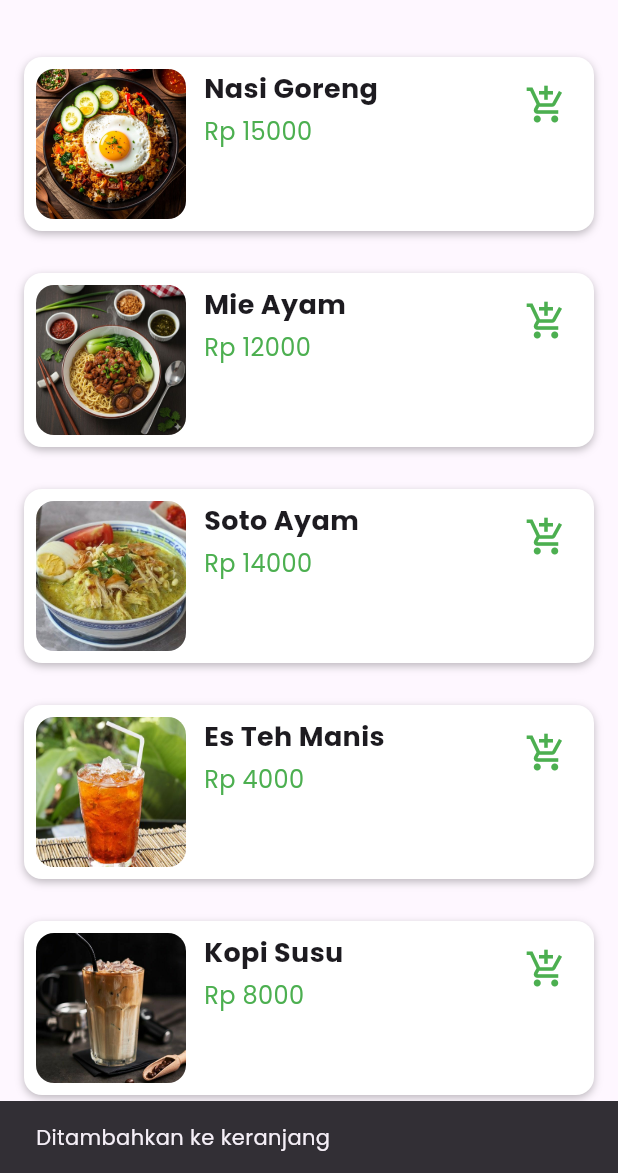
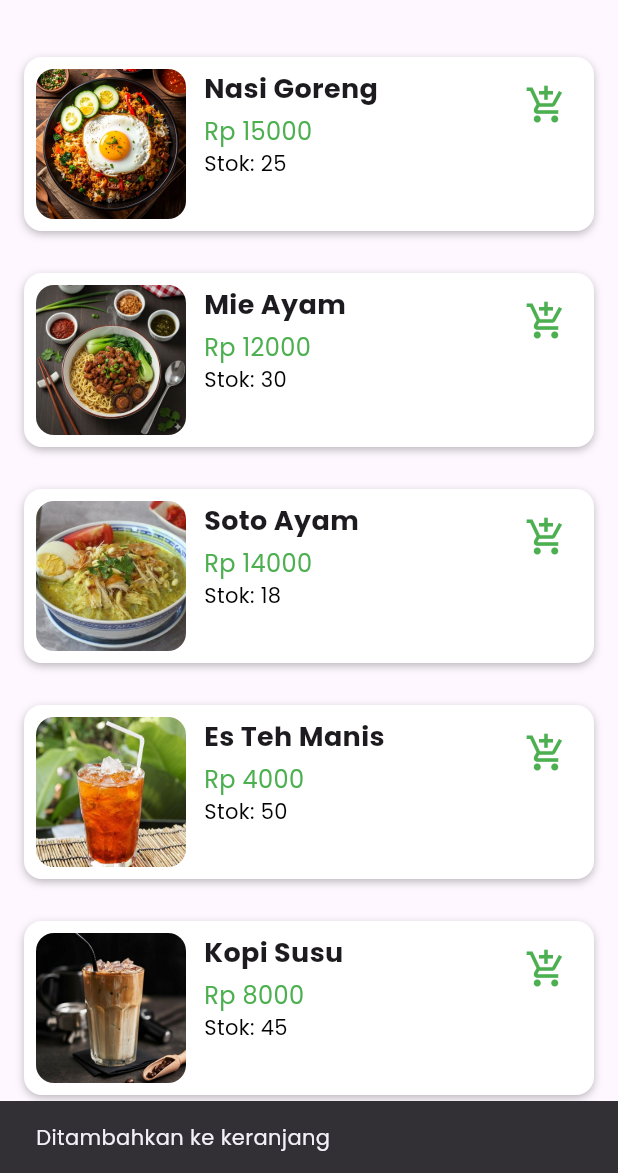
Before and after one commit to agglnxz/project_akhir_smartcanteen, a Flutter app: the HomeScreen_yossy screen opened by its route, after a tap on the "add shopping cart" icon, on a phone screen of 412 x 824 dp, the part 63-1236 px from its top. Run offline on Flutter 3.47's test engine with Material 3 defaults, Android fonts, the phone set to English and light mode, and no system bars; our stand-ins replace cloud_firestore, firebase_auth, firebase_core; accounts and stored records are empty.

Commit message:
commit2_cart_state

```diff
--- a/lib/screens/home_screen.dart
+++ b/lib/screens/home_screen.dart
@@ -1,6 +1,6 @@
 import 'package:flutter/material.dart';
 import 'package:provider/provider.dart';  // TAMBAHAN: Jika belum ada
-import '../widgets/card_menu.dart';
+import '../widgets/cart_menu.dart';
 import '../services/firestore_service.dart';
 import '../models/product_model.dart';
 import '../models/user_model.dart';
--- a/lib/services/firestore_service.dart
+++ b/lib/services/firestore_service.dart
@@ -1,19 +1,19 @@
 import 'package:cloud_firestore/cloud_firestore.dart';
 import '../models/product_model.dart';
-import '../models/user_model.dart';  // MODEL USER BARU
+import '../models/user_model.dart';
 
 class FirestoreServiceGalang {
   final FirebaseFirestore _db = FirebaseFirestore.instance;
 
   // COLLECTION NAMES
   final String _productsCollectionGalang = 'Products';
-  final String _usersCollectionGalang = 'Users';   // 🔥 TAMBAHAN BARU
+  final String _usersCollectionGalang = 'Users';
 
   // ===============================================================
-  // =============== CRUD PRODUK (PUNYAMU TIDAK DIUBAH) ============
+  // =============== CRUD PRODUK ===================================
   // ===============================================================
 
-  // Seeding data produk
+  // Seeder Produk Dummy
   Future<void> seedProductsGalang() async {
     final List<ProductModelGalang> dummyProductsGalang = [
       ProductModelGalang(productId: 'P001', name: 'Nasi Goreng', price: 15000, stock: 25, imageUrl: 'assets/images/nasigoreng.jpg'),
@@ -31,23 +31,19 @@ class FirestoreServiceGalang {
     WriteBatch batchGalang = _db.batch();
 
     for (var product in dummyProductsGalang) {
-      DocumentReference docRefGalang = _db
-          .collection(_productsCollectionGalang)
-          .doc(product.productId);
-      batchGalang.set(docRefGalang, product.toJsonGalang());
+      final ref = _db.collection(_productsCollectionGalang).doc(product.productId);
+      batchGalang.set(ref, product.toJsonGalang());
     }
 
     await batchGalang.commit();
   }
 
-  // Get all products
+  // GET All Products
   Future<List<ProductModelGalang>> getProductsGalang() async {
     try {
-      final querySnapshotGalang =
-          await _db.collection(_productsCollectionGalang).get();
-
-      return querySnapshotGalang.docs
-          .map((doc) => ProductModelGalang.fromJsonGalang(doc.data()!))
+      final query = await _db.collection(_productsCollectionGalang).get();
+      return query.docs
+          .map((doc) => ProductModelGalang.fromJsonGalang(doc.data()))
           .toList();
     } catch (e) {
       print('Error fetching products: $e');
@@ -56,10 +52,9 @@ class FirestoreServiceGalang {
   }
 
   // ===============================================================
-  // ==================== BAGIAN USER (BARU) =======================
+  // ==================== BAGIAN USER ==============================
   // ===============================================================
 
-  /// 🔥 SIMPAN DATA USER BARU DARI AUTH
   Future<void> saveUserToFirestore({
     required String uid,
     required UserModelGalang user,
@@ -76,11 +71,56 @@ class FirestoreServiceGalang {
   }
 
   Future<bool> checkUserIdExists(String userId) async {
-    final query = await _db.collection(_usersCollectionGalang).where('user_id', isEqualTo: userId).get();
+    final query = await _db
+        .collection(_usersCollectionGalang)
+        .where('user_id', isEqualTo: userId)
+        .get();
     return query.docs.isNotEmpty;
   }
 
-Future<void> createTransaction_inandiar({
+  // ===============================================================
+  // ==================== UPDATE STOK (VALIDASI) ===================
+  // ===============================================================
+
+  /// Update stok dengan pengurangan qty (transaksi atomic)
+  Future<void> updateProductStock_inandiar(String productId, int qtyToReduce) async {
+    try {
+      final ref = _db.collection(_productsCollectionGalang).doc(productId);
+      await _db.runTransaction((transaction) async {
+        final snap = await transaction.get(ref);
+
+        if (!snap.exists) throw Exception("Produk tidak ditemukan");
+
+        final currentStock = snap.data()?['stock'] ?? 0;
+        if (currentStock < qtyToReduce) {
+          throw Exception("Stok tidak cukup untuk produk $productId");
+        }
+
+        transaction.update(ref, {'stock': currentStock - qtyToReduce});
+      });
+    } catch (e) {
+      throw Exception("Gagal update stok: $e");
+    }
+  }
+
+  // ===============================================================
+  // ========== TAMBAHAN BARU — UPDATE STOK LANGSUNG ===============
+  // ===============================================================
+
+  /// Dipakai CartProvider: update stok langsung ke nilai baru
+  Future<void> updateProductStockGalang(String productId, int newStock) async {
+    final ref = _db.collection(_productsCollectionGalang).doc(productId);
+
+    await ref.update({
+      'stock': newStock,
+    });
+  }
+
+  // ===============================================================
+  // ==================== TRANSAKSI ================================
+  // ===============================================================
+
+  Future<void> createTransaction_inandiar({
     required String trxId,
     required num finalTotal,
     required List<Map<String, dynamic>> items,
@@ -93,14 +133,14 @@ Future<void> createTransaction_inandiar({
       "date": FieldValue.serverTimestamp(),
     });
 
-    // UPDATE STOK PRODUK
+    // Update stok produk
     WriteBatch batch = _db.batch();
 
     for (var item in items) {
       final productId = item["product_id"];
       final qty = item["qty"];
 
-      final ref = _db.collection("Products").doc(productId);
+      final ref = _db.collection(_productsCollectionGalang).doc(productId);
 
       batch.update(ref, {
         "stock": FieldValue.increment(-qty),
--- a/lib/widgets/card_menu.dart
+++ /dev/null
@@ -1,119 +0,0 @@
-import 'package:flutter/material.dart';
-import 'package:provider/provider.dart';
-import '../providers/cart_provider.dart';
-import '../models/product_model.dart';
-
-class CardMenu_yossy extends StatelessWidget {
-  final String title_yossy;
-  final String price_yossy;
-  final String image_yossy;
-
-  const CardMenu_yossy({
-    super.key,
-    required this.title_yossy,
-    required this.price_yossy,
-    required this.image_yossy,
-  });
-
-  @override
-  Widget build(BuildContext context) {
-    return Container(
-      margin: const EdgeInsets.symmetric(vertical: 8),
-      padding: const EdgeInsets.all(8),
-      decoration: BoxDecoration(
-        borderRadius: BorderRadius.circular(12),
-        color: Colors.white,
-        boxShadow: const [
-          BoxShadow(
-            color: Colors.black26,
-            blurRadius: 4,
-            offset: Offset(0, 2),
-          ),
-        ],
-      ),
-
-      child: Row(
-        crossAxisAlignment: CrossAxisAlignment.start,
-        children: [
-          // GAMBAR
-          ClipRRect(
-            borderRadius: BorderRadius.circular(12),
-            child: Image.asset(
-              image_yossy,
-              width: 100,
-              height: 100,
-              fit: BoxFit.cover,
-            ),
-          ),
-
-          const SizedBox(width: 12),
-
-          // NAMA & HARGA
-          Expanded(
-            child: Column(
-              crossAxisAlignment: CrossAxisAlignment.start,
-              children: [
-                Text(
-                  title_yossy,
-                  style: const TextStyle(
-                    fontSize: 18,
-                    fontWeight: FontWeight.bold,
-                  ),
-                ),
-
-                const SizedBox(height: 4),
-
-                Text(
-                  "Rp $price_yossy",
-                  style: const TextStyle(
-                    fontSize: 16,
-                    color: Colors.green,
-                  ),
-                ),
-              ],
-            ),
-          ),
-
-          // IKON KERANJANG HIJAU UNTUK ADD TO CART
-          Consumer<CartProvider_inandiar>(
-            builder: (context, cartProv_inandiar, child) {
-              return IconButton(
-                icon: const Icon(
-                  Icons.add_shopping_cart,   // icon beda dari checkout
-                  color: Colors.green,        // warna hijau
-                  size: 28,
-                ),
-                onPressed: () {
-                  // TAMBAHAN: Cari productId yang benar berdasarkan nama (title_yossy) dari productsData_inandiar
-                  // Ini memastikan productId unik (misalnya "P001") digunakan, bukan nama produk
-                  String correctProductId = title_yossy;  // Default ke title_yossy jika tidak ditemukan
-                  cartProv_inandiar.productsData_inandiar.forEach((id, product) {
-                    if (product.name == title_yossy) {
-                      correctProductId = id;  // Gunakan ID unik yang benar
-                    }
-                  });
-
-                  cartProv_inandiar.addToCart_inandiar(
-                    ProductModelGalang(
-                      productId: correctProductId,  // TAMBAHAN: Gunakan productId yang benar
-                      name: title_yossy,
-                      price: num.parse(price_yossy),
-                      imageUrl: image_yossy,
-                      stock: 1,
-                    ),
-                  );
-
-                  ScaffoldMessenger.of(context).showSnackBar(
-                    const SnackBar(
-                      content: Text("Ditambahkan ke keranjang"),
-                    ),
-                  );
-                },
-              );
-            },
-          ),
-        ],
-      ),
-    );
-  }
-}
--- /dev/null
+++ b/lib/widgets/cart_menu.dart
@@ -0,0 +1,158 @@
+import 'package:flutter/material.dart';
+import 'package:provider/provider.dart';
+import '../providers/cart_provider.dart';
+import '../models/product_model.dart';
+
+class CardMenu_yossy extends StatelessWidget {
+  final String title_yossy;
+  final String price_yossy;
+  final String image_yossy;
+
+  const CardMenu_yossy({
+    super.key,
+    required this.title_yossy,
+    required this.price_yossy,
+    required this.image_yossy,
+  });
+
+  @override
+  Widget build(BuildContext context) {
+    return Container(
+      margin: const EdgeInsets.symmetric(vertical: 8),
+      padding: const EdgeInsets.all(8),
+      decoration: BoxDecoration(
+        borderRadius: BorderRadius.circular(12),
+        color: Colors.white,
+        boxShadow: const [
+          BoxShadow(
+            color: Colors.black26,
+            blurRadius: 4,
+            offset: Offset(0, 2),
+          ),
+        ],
+      ),
+
+      child: Row(
+        crossAxisAlignment: CrossAxisAlignment.start,
+        children: [
+          // GAMBAR
+          ClipRRect(
+            borderRadius: BorderRadius.circular(12),
+            child: Image.asset(
+              image_yossy,
+              width: 100,
+              height: 100,
+              fit: BoxFit.cover,
+            ),
+          ),
+
+          const SizedBox(width: 12),
+
+          // NAMA & HARGA
+          Expanded(
+            child: Column(
+              crossAxisAlignment: CrossAxisAlignment.start,
+              children: [
+                Text(
+                  title_yossy,
+                  style: const TextStyle(
+                    fontSize: 18,
+                    fontWeight: FontWeight.bold,
+                  ),
+                ),
+
+                const SizedBox(height: 4),
+
+                Text(
+                  "Rp $price_yossy",
+                  style: const TextStyle(
+                    fontSize: 16,
+                    color: Colors.green,
+                  ),
+                ),
+
+                // TAMBAHAN: Tampilkan stok produk secara real-time
+                Consumer<CartProvider_inandiar>(
+                  builder: (context, cartProv_inandiar, child) {
+                    // Cari produk berdasarkan nama untuk dapatkan stok
+                    ProductModelGalang? product;
+                    cartProv_inandiar.productsData_inandiar.forEach((id, p) {
+                      if (p.name == title_yossy) {
+                        product = p;
+                      }
+                    });
+
+                    if (product != null) {
+                      return Text(
+                        "Stok: ${product!.stock}",
+                        style: TextStyle(
+                          fontSize: 14,
+                          color: product!.stock > 0 ? Colors.black : Colors.red,  // TAMBAHAN: Warna merah jika stok 0
+                        ),
+                      );
+                    } else {
+                      return const Text(
+                        "Stok: Tidak tersedia",
+                        style: TextStyle(fontSize: 14, color: Colors.grey),
+                      );
+                    }
+                  },
+                ),
+              ],
+            ),
+          ),
+
+          // IKON KERANJANG HIJAU UNTUK ADD TO CART
+          Consumer<CartProvider_inandiar>(
+            builder: (context, cartProv_inandiar, child) {
+              // TAMBAHAN: Cari produk berdasarkan nama untuk dapatkan stok dan productId
+              ProductModelGalang? product;
+              cartProv_inandiar.productsData_inandiar.forEach((id, p) {
+                if (p.name == title_yossy) {
+                  product = p;
+                }
+              });
+
+              final isOutOfStock = product == null || product!.stock <= 0;  // TAMBAHAN: Cek jika stok habis
+
+              return IconButton(
+                icon: Icon(
+                  Icons.add_shopping_cart,
+                  color: isOutOfStock ? Colors.grey : Colors.green,  // TAMBAHAN: Warna abu jika stok habis
+                  size: 28,
+                ),
+                onPressed: isOutOfStock  // TAMBAHAN: Nonaktifkan jika stok habis
+                    ? null
+                    : () {
+                        // TAMBAHAN: Cari productId yang benar berdasarkan nama
+                        String correctProductId = title_yossy;  // Default ke title_yossy jika tidak ditemukan
+                        cartProv_inandiar.productsData_inandiar.forEach((id, p) {
+                          if (p.name == title_yossy) {
+                            correctProductId = id;  // Gunakan ID unik yang benar
+                          }
+                        });
+
+                        cartProv_inandiar.addToCart_inandiar(
+                          ProductModelGalang(
+                            productId: correctProductId,  // TAMBAHAN: Gunakan productId yang benar
+                            name: title_yossy,
+                            price: num.parse(price_yossy),
+                            imageUrl: image_yossy,
+                            stock: product?.stock ?? 0,  // TAMBAHAN: Sertakan stok
+                          ),
+                        );
+
+                        ScaffoldMessenger.of(context).showSnackBar(
+                          const SnackBar(
+                            content: Text("Ditambahkan ke keranjang"),
+                          ),
+                        );
+                      },
+              );
+            },
+          ),
+        ],
+      ),
+    );
+  }
+}
```
Also changed, not shown: lib/providers/cart_provider.dart (+75 -52 lines), lib/screens/cart_screen.dart (+34 -69 lines).
